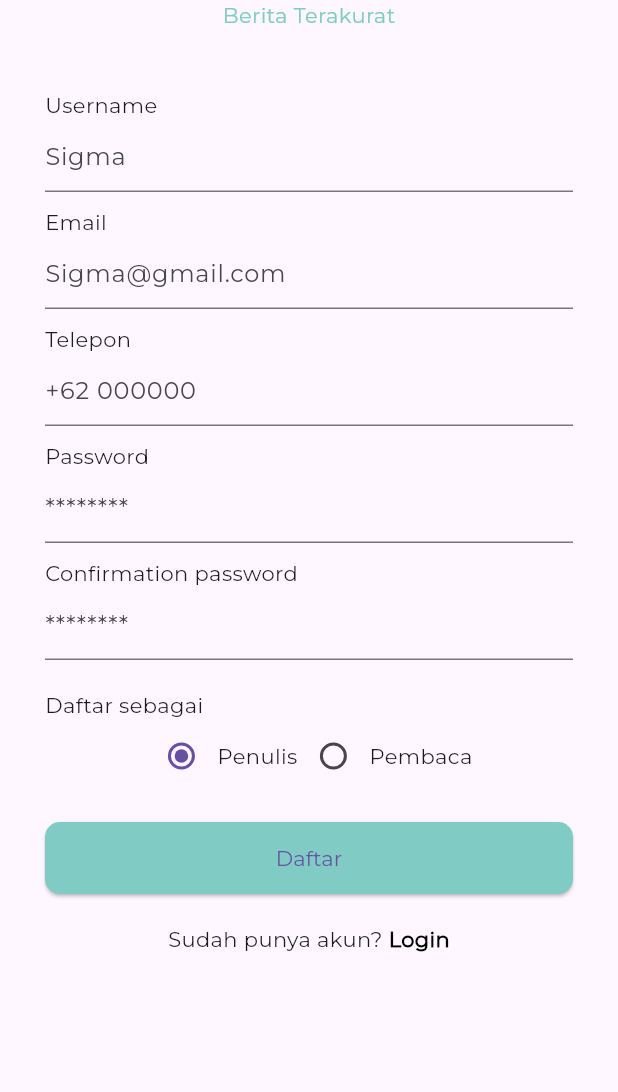
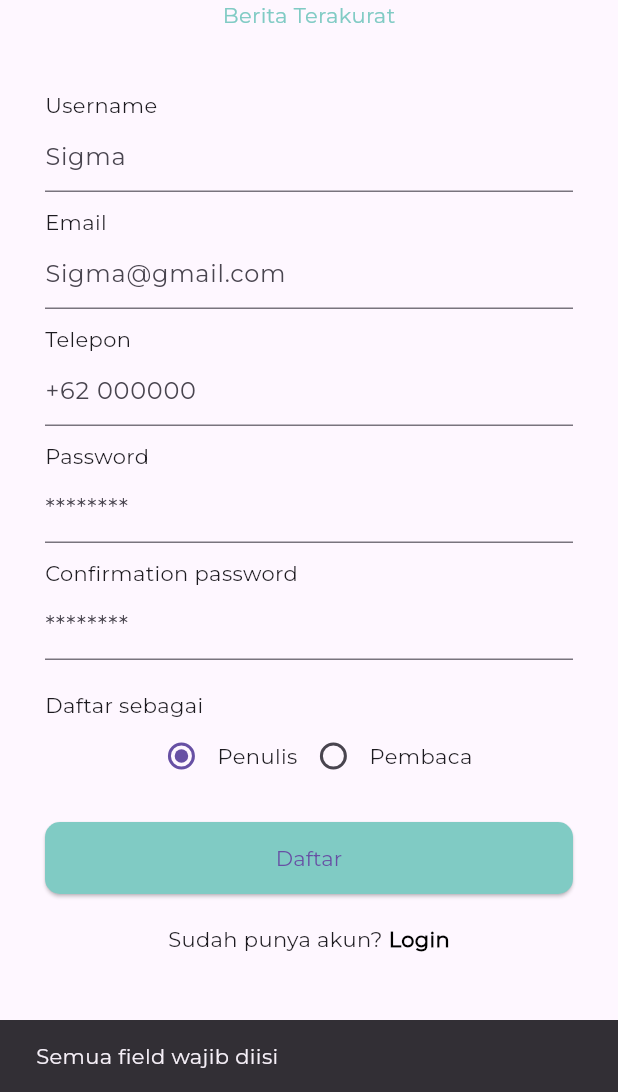
Before and after one commit to NovalFerdiansyahh/berat, a Flutter app: the RegisterPage screen opened directly, after a tap on "Daftar", on a phone screen of 412 x 824 dp, the part 144-1236 px from its top. Run offline on Flutter 3.47's test engine with Material 3 defaults, Android fonts, the phone set to English and light mode, and no system bars; our stand-ins replace image_picker.

Commit message:
halaman login dan daftar

```diff
--- a/lib/main.dart
+++ b/lib/main.dart
@@ -18,7 +18,7 @@ class MyApp extends StatelessWidget {
   Widget build(BuildContext context) {
     return MaterialApp(
       debugShowCheckedModeBanner: false,
-      home: HalamanUtama(),
+      home: LoginPage(),
       theme: ThemeData(fontFamily: "Montserrat-Regular"),
     );
   }
--- a/lib/pages/halaman_register.dart
+++ b/lib/pages/halaman_register.dart
@@ -1,4 +1,7 @@
+import 'dart:convert';
 import 'package:flutter/material.dart';
+import 'package:http/http.dart' as http;
+import 'constanta.dart';
 
 class RegisterPage extends StatefulWidget {
   @override
@@ -13,6 +16,58 @@ class _RegisterPageState extends State<RegisterPage> {
   final TextEditingController confirmPasswordController = TextEditingController();
 
   String selectedRole = 'Penulis';
+  bool isLoading = false;
+
+  Future<void> registerUser() async {
+    final username = usernameController.text;
+    final email = emailController.text;
+    final phone = phoneController.text;
+    final password = passwordController.text;
+    final confirmPassword = confirmPasswordController.text;
+    final role = selectedRole.toLowerCase();
+
+    if ([username, email, phone, password, confirmPassword].any((e) => e.isEmpty)) {
+      showSnackBar('Semua field wajib diisi');
+      return;
+    }
+
+    if (password != confirmPassword) {
+      showSnackBar('Password tidak sama');
+      return;
+    }
+
+    setState(() => isLoading = true);
+
+    try {
+      final response = await http.post(
+        Uri.parse('$baseUrl/api/user/register'),
+        headers: {'Content-Type': 'application/json'},
+        body: jsonEncode({
+          'nama': username,
+          'email': email,
+          'no_telepon': phone,
+          'password': password,
+          'role': role,
+        }),
+      );
+
+      if (response.statusCode == 201 || response.statusCode == 200) {
+        showSnackBar('Registrasi berhasil! Silakan login');
+        Navigator.pop(context); // Kembali ke halaman login
+      } else {
+        print('Gagal daftar: ${response.body}');
+        showSnackBar('Gagal daftar. Coba lagi.');
+      }
+    } catch (e) {
+      showSnackBar('Terjadi kesalahan: $e');
+    } finally {
+      setState(() => isLoading = false);
+    }
+  }
+
+  void showSnackBar(String msg) {
+    ScaffoldMessenger.of(context).showSnackBar(SnackBar(content: Text(msg)));
+  }
 
   @override
   Widget build(BuildContext context) {
@@ -22,7 +77,6 @@ class _RegisterPageState extends State<RegisterPage> {
         child: Column(
           crossAxisAlignment: CrossAxisAlignment.center,
           children: [
-
             Text(
               'BERAT',
               style: TextStyle(
@@ -32,28 +86,16 @@ class _RegisterPageState extends State<RegisterPage> {
                 letterSpacing: 2,
               ),
             ),
-            Text(
-              'Berita Terakurat',
-              style: TextStyle(fontSize: 14, color: Colors.teal[200]),
-            ),
+            Text('Berita Terakurat', style: TextStyle(fontSize: 14, color: Colors.teal[200])),
             const SizedBox(height: 40),
 
-
             Align(alignment: Alignment.centerLeft, child: Text("Username")),
-            TextField(
-              controller: usernameController,
-              decoration: InputDecoration(hintText: 'Sigma'),
-            ),
+            TextField(controller: usernameController, decoration: InputDecoration(hintText: 'Sigma')),
             const SizedBox(height: 10),
 
-
             Align(alignment: Alignment.centerLeft, child: Text("Email")),
-            TextField(
-              controller: emailController,
-              decoration: InputDecoration(hintText: 'Sigma@gmail.com'),
-            ),
+            TextField(controller: emailController, decoration: InputDecoration(hintText: 'Sigma@gmail.com')),
             const SizedBox(height: 10),
-
 
             Align(alignment: Alignment.centerLeft, child: Text("Telepon")),
             TextField(
@@ -63,7 +105,6 @@ class _RegisterPageState extends State<RegisterPage> {
             ),
             const SizedBox(height: 10),
 
-
             Align(alignment: Alignment.centerLeft, child: Text("Password")),
             TextField(
               controller: passwordController,
@@ -71,7 +112,6 @@ class _RegisterPageState extends State<RegisterPage> {
               decoration: InputDecoration(hintText: '********'),
             ),
             const SizedBox(height: 10),
-
 
             Align(alignment: Alignment.centerLeft, child: Text("Confirmation password")),
             TextField(
@@ -81,50 +121,30 @@ class _RegisterPageState extends State<RegisterPage> {
             ),
             const SizedBox(height: 20),
 
-
             Align(alignment: Alignment.centerLeft, child: Text("Daftar sebagai")),
             Row(
               mainAxisAlignment: MainAxisAlignment.center,
               children: [
-                Row(
-                  children: [
                 Radio<String>(
                   value: 'Penulis',
                   groupValue: selectedRole,
-                      onChanged: (value) {
-                        setState(() {
-                          selectedRole = value!;
-                        });
-                      },
+                  onChanged: (value) => setState(() => selectedRole = value!),
                 ),
                 const Text("Penulis"),
-                  ],
-                ),
-                Row(
-                  children: [
                 Radio<String>(
                   value: 'Pembaca',
                   groupValue: selectedRole,
-                      onChanged: (value) {
-                        setState(() {
-                          selectedRole = value!;
-                        });
-                      },
+                  onChanged: (value) => setState(() => selectedRole = value!),
                 ),
                 const Text("Pembaca"),
               ],
             ),
-              ],
-            ),
             const SizedBox(height: 20),
-
 
             SizedBox(
               width: double.infinity,
               child: ElevatedButton(
-                onPressed: () {
-
-                },
+                onPressed: isLoading ? null : registerUser,
                 style: ElevatedButton.styleFrom(
                   backgroundColor: Colors.teal[200],
                   shape: RoundedRectangleBorder(
@@ -132,21 +152,20 @@ class _RegisterPageState extends State<RegisterPage> {
                   ),
                   padding: const EdgeInsets.symmetric(vertical: 14),
                 ),
-                child: const Text("Daftar"),
+                child: isLoading
+                    ? CircularProgressIndicator(color: Colors.white)
+                    : const Text("Daftar"),
               ),
             ),
 
             const SizedBox(height: 20),
-
 
             Row(
               mainAxisAlignment: MainAxisAlignment.center,
               children: [
                 const Text("Sudah punya akun? "),
                 GestureDetector(
-                  onTap: () {
-
-                  },
+                  onTap: () => Navigator.pop(context),
                   child: const Text(
                     "Login",
                     style: TextStyle(
```
Also changed, not shown: lib/pages/halaman_login.dart (+78 -36 lines). Lines whose indentation alone changed are shown as unchanged.
